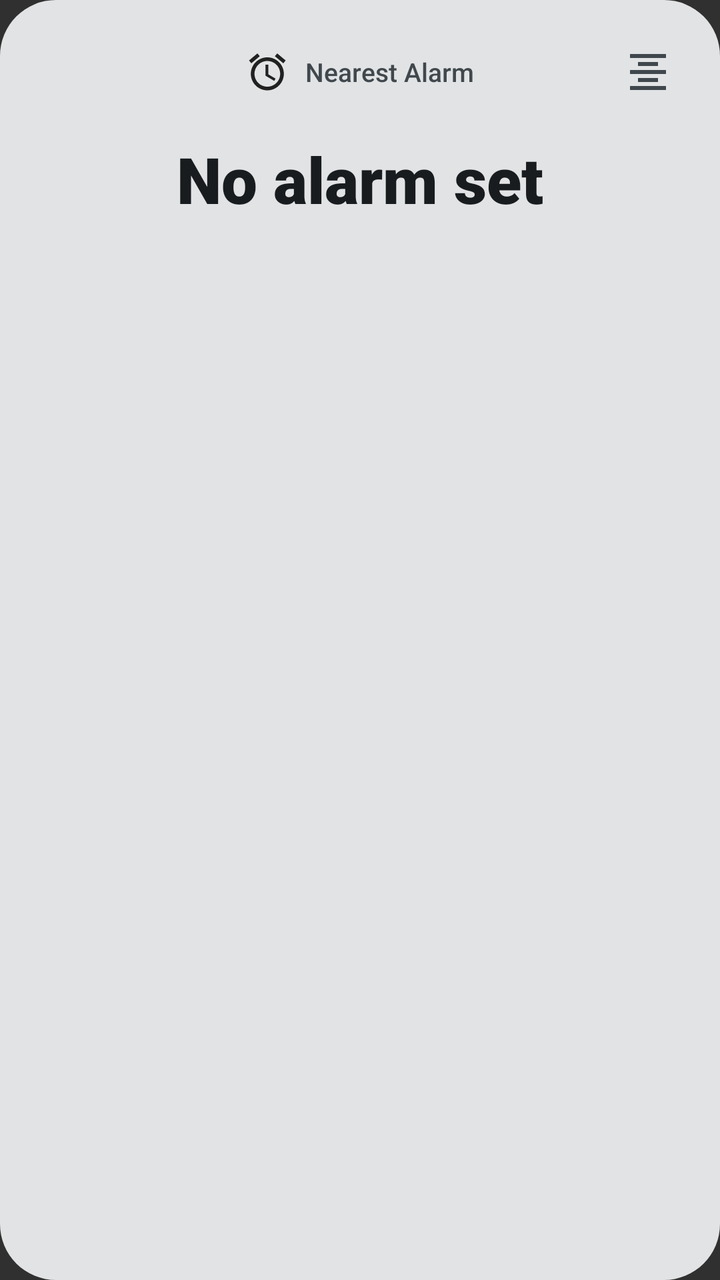
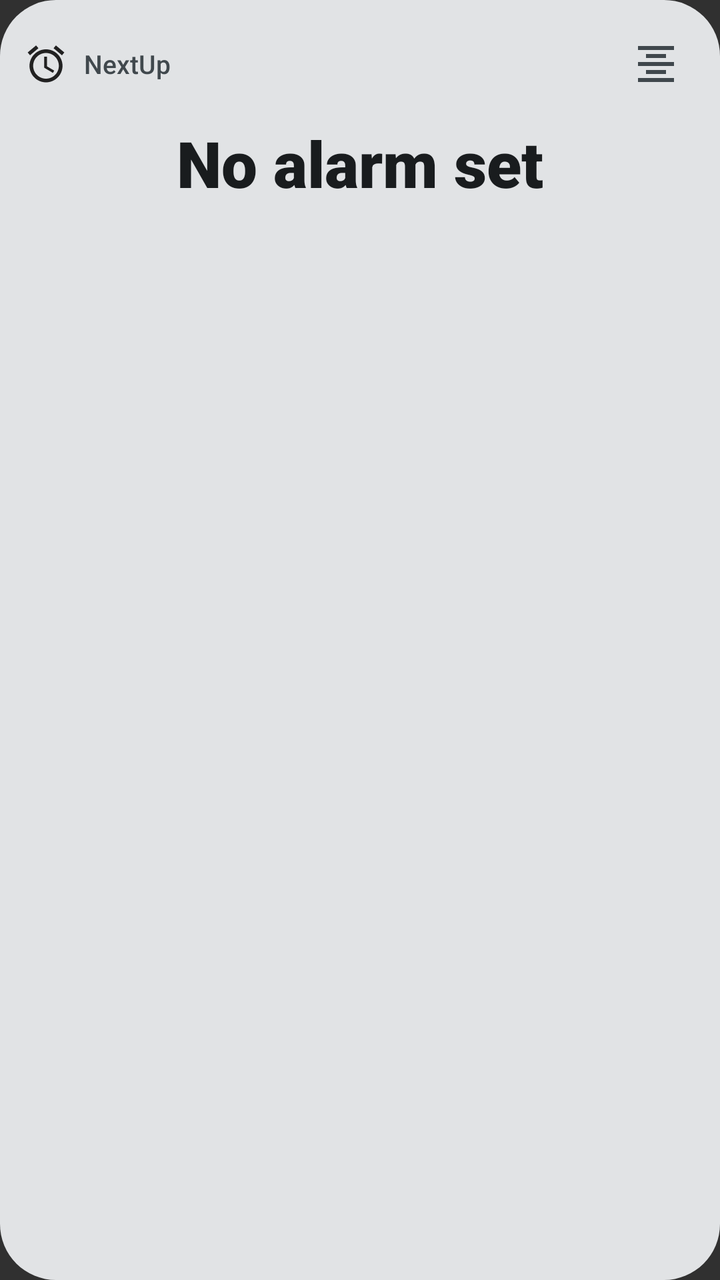

Before-and-after screenshots of an Android layout around one commit, followed by the original layout XML and the change that was made.
<!-- AndroidManifest.xml: application theme android:Theme.Material.NoActionBar -->
<!-- res/layout/widget_next_up_center.xml -->
<?xml version="1.0" encoding="utf-8"?>
<RelativeLayout xmlns:android="http://schemas.android.com/apk/res/android"
    android:id="@+id/widget_root"
    android:layout_width="match_parent"
    android:layout_height="match_parent"
    android:background="@drawable/widget_background"
    android:padding="12dp">

    
    <LinearLayout
        android:id="@+id/widget_top_bar"
        android:layout_width="match_parent"
        android:layout_height="wrap_content"
        android:gravity="center_vertical"
        android:orientation="horizontal">

        
        <ImageView
            android:layout_width="48dp"
            android:layout_height="48dp"
            android:contentDescription="@null" />

        <LinearLayout
            android:id="@+id/widget_header"
            android:layout_width="0dp"
            android:layout_height="wrap_content"
            android:layout_weight="1"
            android:gravity="center"
            android:orientation="horizontal">

            <ImageView
                android:id="@+id/widget_icon"
                android:layout_width="22dp"
                android:layout_height="22dp"
                android:contentDescription="@string/app_name"
                android:src="@drawable/ic_alarm" />

            <TextView
                android:id="@+id/widget_title"
                android:layout_width="wrap_content"
                android:layout_height="wrap_content"
                android:layout_marginStart="8dp"
                android:ellipsize="end"
                android:fontFamily="sans-serif-medium"
                android:maxLines="1"
                android:text="@string/nearest_alarm_title"
                android:textColor="@color/widget_on_surface_variant"
                android:textSize="13sp" />
        </LinearLayout>

        
        <ImageView
            android:id="@+id/widget_btn_align_toggle"
            android:layout_width="48dp"
            android:layout_height="48dp"
            android:padding="12dp"
            android:contentDescription="@string/widget_alignment_title"
            android:src="@drawable/ic_format_align_center" />
    </LinearLayout>

    
    <LinearLayout
        android:layout_width="match_parent"
        android:layout_height="wrap_content"
        android:layout_below="@id/widget_top_bar"
        android:layout_centerVertical="true"
        android:layout_marginTop="8dp"
        android:orientation="vertical">

        <TextView
            android:id="@+id/widget_countdown"
            android:layout_width="match_parent"
            android:layout_height="wrap_content"
            android:autoSizeMaxTextSize="38sp"
            android:autoSizeMinTextSize="14sp"
            android:autoSizeStepGranularity="1sp"
            android:autoSizeTextType="uniform"
            android:ellipsize="none"
            android:fontFamily="sans-serif-black"
            android:gravity="center"
            android:maxLines="1"
            android:text="@string/no_alarm_set"
            android:textColor="@color/widget_on_surface"
            android:textSize="32sp" />

        <TextView
            android:id="@+id/widget_alarm_time"
            android:layout_width="match_parent"
            android:layout_height="wrap_content"
            android:layout_marginTop="2dp"
            android:ellipsize="end"
            android:fontFamily="sans-serif"
            android:gravity="center"
            android:maxLines="1"
            android:text=""
            android:textColor="@color/widget_on_surface_variant"
            android:textSize="13sp" />
    </LinearLayout>

</RelativeLayout>
<!-- resources referenced by this layout -->
<resources>
  <color name="widget_on_surface">#1D1B20</color>
  <color name="widget_on_surface_variant">#49454F</color>
  <!-- drawable ic_alarm (drawable) -->
  <vector xmlns:android="http://schemas.android.com/apk/res/android"
      android:width="24dp"
      android:height="24dp"
      android:viewportWidth="24"
      android:viewportHeight="24"
      android:tint="?android:attr/colorPrimary">
      <path
          android:fillColor="@android:color/white"
          android:pathData="M22,5.72l-4.6,-3.86 -1.29,1.53 4.6,3.86L22,5.72zM7.88,3.39L6.6,1.86 2,5.71l1.29,1.53 4.59,-3.85zM12.5,8H11v6l4.75,2.85 0.75,-1.23 -4,-2.37V8zM12,4c-4.97,0 -9,4.03 -9,9s4.02,9 9,9 9,-4.03 9,-9 -4.03,-9 -9,-9zM12,20c-3.87,0 -7,-3.13 -7,-7s3.13,-7 7,-7 7,3.13 7,7 -3.13,7 -7,7z"/>
  </vector>
  <!-- drawable ic_format_align_center (drawable) -->
  <vector xmlns:android="http://schemas.android.com/apk/res/android"
      android:width="24dp"
      android:height="24dp"
      android:viewportWidth="24"
      android:viewportHeight="24"
      android:tint="@color/widget_on_surface_variant">
      <path
          android:fillColor="@android:color/white"
          android:pathData="M7,15v2h10v-2H7zm-4,6h18v-2H3v2zm0,-8h18v-2H3v2zm4,-6v2h10V7H7zM3,3v2h18V3H3z" />
  </vector>
  <!-- drawable widget_background (drawable) -->
  <?xml version="1.0" encoding="utf-8"?>
  <shape xmlns:android="http://schemas.android.com/apk/res/android"
      android:shape="rectangle">
      <corners android:radius="28dp" />
      <solid android:color="@color/widget_surface" />
  </shape>
  <string name="app_name">NextUp</string>
  <string name="nearest_alarm_title">Nearest Alarm</string>
  <string name="no_alarm_set">No alarm set</string>
  <string name="widget_alignment_title">Widget Text Alignment</string>
  <color name="widget_surface">#F2EDF7</color>
</resources>

<!-- the commit's change to res/layout/widget_next_up_center.xml (unified diff, before → after) -->
@@ -15,17 +15,12 @@
         android:orientation="horizontal">
 
         
-        <ImageView
-            android:layout_width="48dp"
-            android:layout_height="48dp"
-            android:contentDescription="@null" />
-
         <LinearLayout
             android:id="@+id/widget_header"
             android:layout_width="0dp"
             android:layout_height="wrap_content"
             android:layout_weight="1"
-            android:gravity="center"
+            android:gravity="center_vertical"
             android:orientation="horizontal">
 
             <ImageView
@@ -43,7 +38,7 @@
                 android:ellipsize="end"
                 android:fontFamily="sans-serif-medium"
                 android:maxLines="1"
-                android:text="@string/nearest_alarm_title"
+                android:text="@string/app_name"
                 android:textColor="@color/widget_on_surface_variant"
                 android:textSize="13sp" />
         </LinearLayout>
@@ -51,9 +46,9 @@
         
         <ImageView
             android:id="@+id/widget_btn_align_toggle"
-            android:layout_width="48dp"
-            android:layout_height="48dp"
-            android:padding="12dp"
+            android:layout_width="40dp"
+            android:layout_height="40dp"
+            android:padding="8dp"
             android:contentDescription="@string/widget_alignment_title"
             android:src="@drawable/ic_format_align_center" />
     </LinearLayout>
@@ -72,7 +67,7 @@
             android:layout_width="match_parent"
             android:layout_height="wrap_content"
             android:autoSizeMaxTextSize="38sp"
-            android:autoSizeMinTextSize="14sp"
+            android:autoSizeMinTextSize="16sp"
             android:autoSizeStepGranularity="1sp"
             android:autoSizeTextType="uniform"
             android:ellipsize="none"
@@ -88,10 +83,10 @@
             android:layout_width="match_parent"
             android:layout_height="wrap_content"
             android:layout_marginTop="2dp"
-            android:ellipsize="end"
+            android:ellipsize="none"
             android:fontFamily="sans-serif"
             android:gravity="center"
-            android:maxLines="1"
+            android:maxLines="2"
             android:text=""
             android:textColor="@color/widget_on_surface_variant"
             android:textSize="13sp" />
<!-- resource entries referenced after the edit -->
@@ -32,7 +32,6 @@
       <solid android:color="@color/widget_surface" />
   </shape>
   <string name="app_name">NextUp</string>
-  <string name="nearest_alarm_title">Nearest Alarm</string>
   <string name="no_alarm_set">No alarm set</string>
   <string name="widget_alignment_title">Widget Text Alignment</string>
   <color name="widget_surface">#F2EDF7</color>
